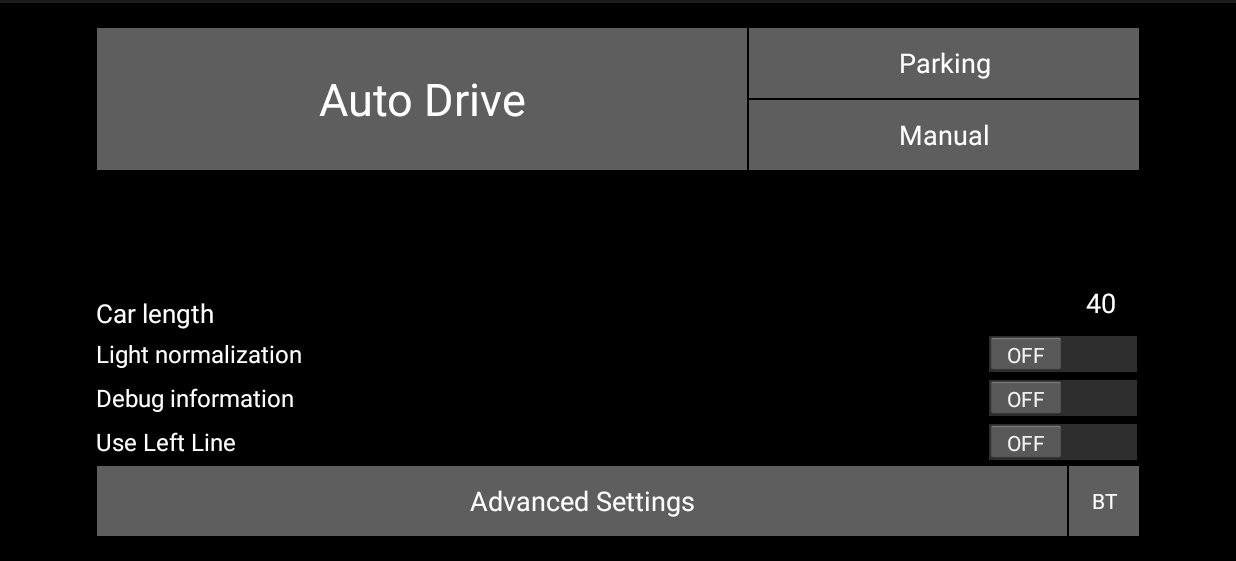
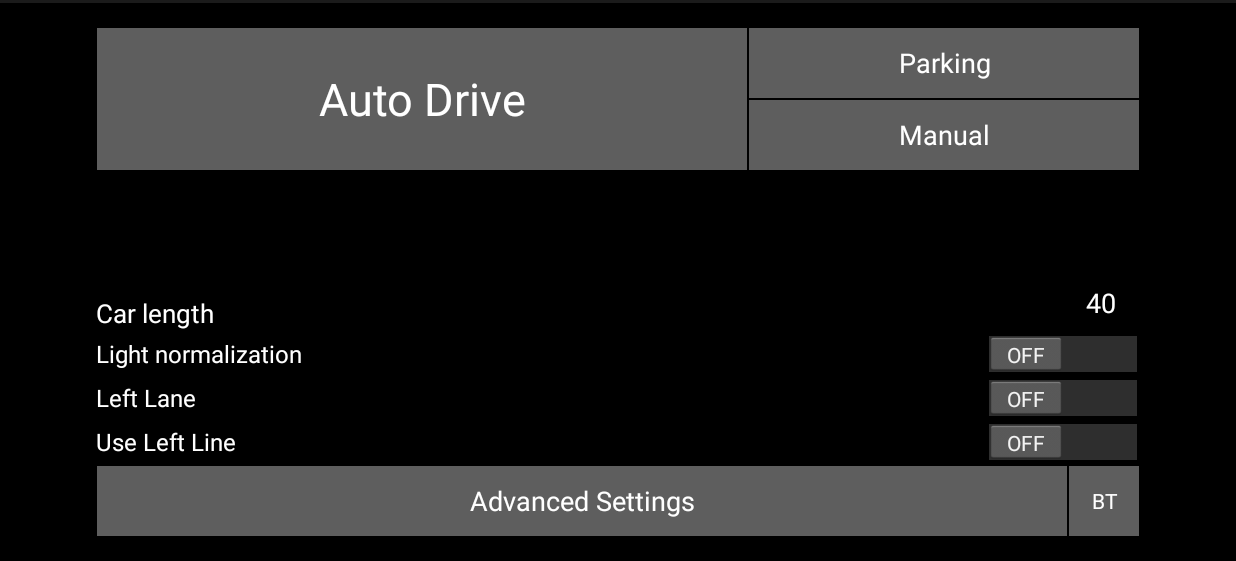
Before and after one commit to Petroula/Android-Car-duino, an Android app: the screen it shows after launch (MainActivity), on a phone screen of 824 x 412 dp (held sideways), the part 57-618 px from its top. Run offline under Robolectric (Android 15) with nearby library versions, the light colour scheme and no system bars.

Commit message:
Lane switching tweaks.

```diff
--- a/app/src/main/java/pegasus/bluetootharduino/Autodrive.java
+++ b/app/src/main/java/pegasus/bluetootharduino/Autodrive.java
@@ -113,6 +113,8 @@ public class Autodrive
     public static native void setSettingLightNormalization(boolean on);
     public static native void setSettingUseLeftLine(boolean on);
 
+    public static native void setLeftLane(boolean on);
+
     // N Frames to take the mean value from, value should be between 0 - 8
     public static native void setSettingSmoothening(int value);
 
--- a/app/src/main/java/pegasus/bluetootharduino/MainActivity.java
+++ b/app/src/main/java/pegasus/bluetootharduino/MainActivity.java
@@ -26,7 +26,7 @@ public class MainActivity extends Activity implements OnClickListener, CompoundB
         findViewById(R.id.bluetooth).setOnClickListener(this);
 
         //DISPLAY DEBUG INFORMATION SWITCH
-        ((Switch)findViewById(R.id.DisplayDebugSwitch)).setOnCheckedChangeListener(this);
+        ((Switch)findViewById(R.id.LeftLaneSwitch)).setOnCheckedChangeListener(this);
         //USE LIGHT NORMALIZATION SWITCH
         ((Switch)findViewById(R.id.LightNormalizationSwitch)).setOnCheckedChangeListener(this);
         //USE LEFT LINE SWITCH
@@ -74,8 +74,8 @@ public class MainActivity extends Activity implements OnClickListener, CompoundB
             case R.id.LightNormalizationSwitch:
                 Autodrive.setSettingLightNormalization(isChecked);
                 break;
-            case R.id.DisplayDebugSwitch:
-                Settings.DisplayDebugInformation = isChecked;
+            case R.id.LeftLaneSwitch:
+                Autodrive.setLeftLane(isChecked);
                 break;
             case R.id.LeftLineSwitch:
                 Autodrive.setSettingUseLeftLine(isChecked);
--- a/app/src/main/res/layout/main_activity.xml
+++ b/app/src/main/res/layout/main_activity.xml
@@ -44,7 +44,7 @@
                 android:textColor="@color/white"
                 android:id="@+id/LightNormalizationSwitch"
                 android:checked="false"
-                android:layout_above="@+id/DisplayDebugSwitch"
+                android:layout_above="@+id/LeftLaneSwitch"
                 android:layout_alignParentRight="true"
                 android:layout_alignParentEnd="true"
                 android:layout_marginBottom="1dp" />
@@ -80,9 +80,9 @@
             <Switch
                 android:layout_width="match_parent"
                 android:layout_height="wrap_content"
-                android:text="Debug information"
+                android:text="Left Lane"
                 android:textColor="@color/white"
-                android:id="@+id/DisplayDebugSwitch"
+                android:id="@+id/LeftLaneSwitch"
                 android:checked="false"
                 android:layout_above="@+id/LeftLineSwitch"
                 android:layout_alignParentRight="true"
```
Also changed, not shown: 3 other files.
